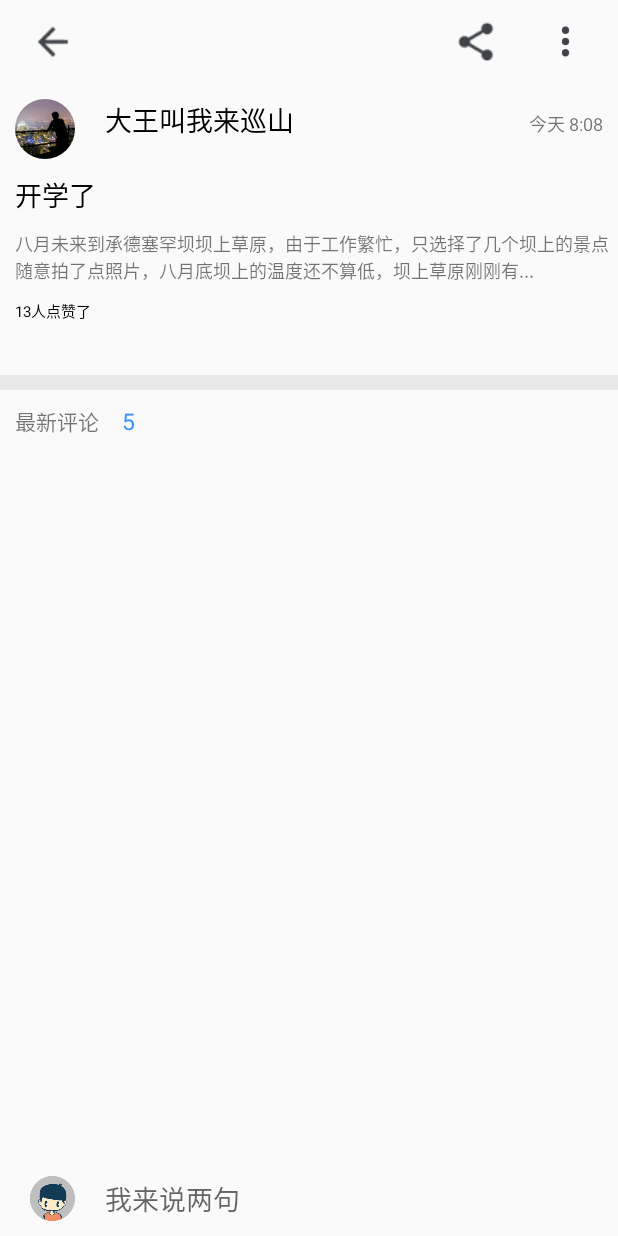
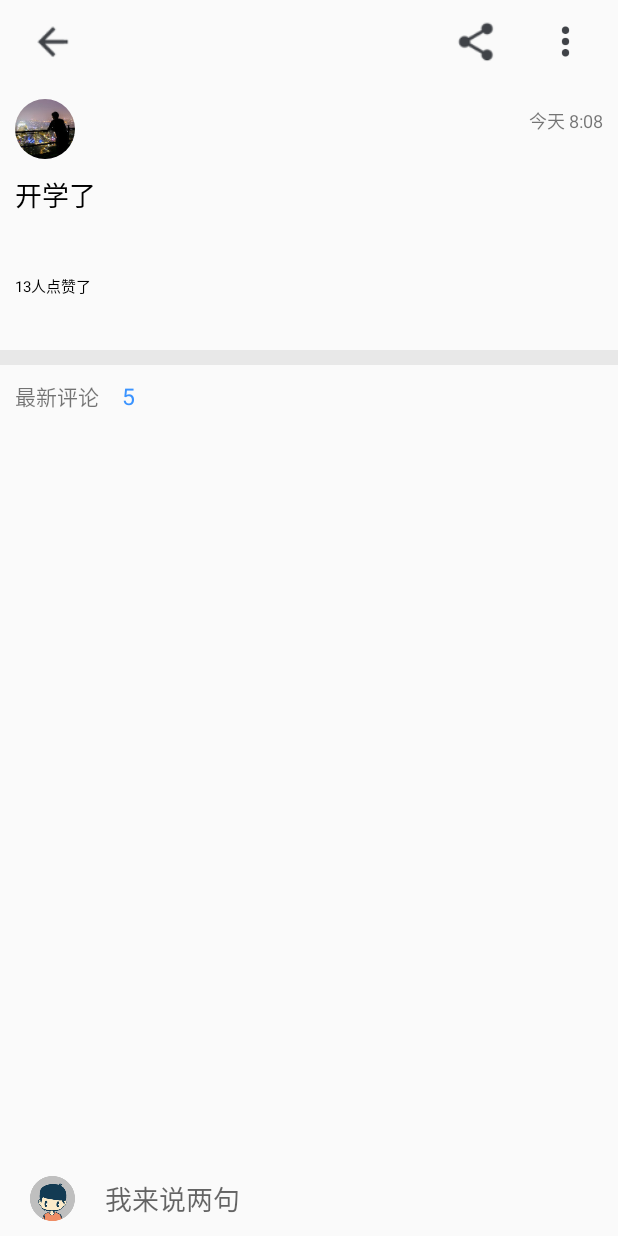
Before and after one commit to digtle/TeamWork, an Android app: the TeamNewAritcleActivity screen opened directly, with no data from a screen before it, on a phone screen of 412 x 824 dp. Run offline under Robolectric (Android 15) with nearby library versions, the phone set to English and light mode, and no system bars; our stand-ins replace ButterKnife, CircleImageView, Picasso; pictures from the network do not load.

Commit message:
星期日最终提交1

```diff
--- /dev/null
+++ b/digtle/src/main/java/com/phone1000/groupproject/customview/CustomExpanbleListView.java
@@ -0,0 +1,28 @@
+package com.phone1000.groupproject.customview;
+
+import android.content.Context;
+import android.util.AttributeSet;
+import android.widget.ExpandableListView;
+
+/**
+ * Created by ${USER_NAME} on 2016/9/18.
+ */
+public class CustomExpanbleListView extends ExpandableListView {
+    public CustomExpanbleListView(Context context) {
+        super(context);
+    }
+
+    public CustomExpanbleListView(Context context, AttributeSet attrs) {
+        super(context, attrs);
+    }
+
+    public CustomExpanbleListView(Context context, AttributeSet attrs, int defStyleAttr) {
+        super(context, attrs, defStyleAttr);
+    }
+    @Override
+    protected void onMeasure(int widthMeasureSpec, int heightMeasureSpec) {
+        int expandSpec = MeasureSpec.makeMeasureSpec(Integer.MAX_VALUE >> 2,
+                MeasureSpec.AT_MOST);
+        super.onMeasure(widthMeasureSpec, expandSpec);
+    }
+}
--- a/digtle/src/main/java/com/phone1000/groupproject/ui/TeamNewAritcleActivity.java
+++ b/digtle/src/main/java/com/phone1000/groupproject/ui/TeamNewAritcleActivity.java
@@ -12,6 +12,7 @@ import com.phone1000.groupproject.R;
 import com.phone1000.groupproject.adapter.ExpandListAdapter;
 import com.phone1000.groupproject.bean.CommentListBean;
 import com.phone1000.groupproject.bean.DigtleUrl;
+import com.phone1000.groupproject.customview.CustomExpanbleListView;
 import com.phone1000.groupproject.http.JsonHttpUtils;
 import com.phone1000.groupproject.view.IjsonView;
 
@@ -28,7 +29,7 @@ import butterknife.ButterKnife;
 
 public class TeamNewAritcleActivity extends AppCompatActivity implements IjsonView {
     @BindView(R.id.aritcle_detail_exlist)
-ExpandableListView expandableListView;
+    CustomExpanbleListView  expandableListView;
     @BindView(R.id.team_ariticle_back)
     ImageButton backImage;
     @BindView(R.id.team_ariticle_commend)
--- a/digtle/src/main/res/layout/a.xml
+++ b/digtle/src/main/res/layout/a.xml
@@ -18,7 +18,6 @@
                     android:layout_marginLeft="20dp"
                     android:layout_width="wrap_content"
                     android:layout_height="40dp"
-                    android:text="大王叫我来巡山"
                     android:textSize="18sp"
                     android:textColor="#000000"/>
             <TextView
@@ -48,14 +47,13 @@
             android:layout_height="wrap_content"
             android:layout_marginLeft="10dp"
             android:layout_marginTop="10dp"
-            android:text="八月未来到承德塞罕坝坝上草原，由于工作繁忙，只选择了几个坝上的景点随意拍了点照片，八月底坝上的温度还不算低，坝上草原刚刚有..."
-            android:textSize="12sp"/>
+            android:textSize="14sp"/>
         <com.phone1000.groupproject.customview.CustomListview
             android:id="@+id/pic_image_list"
             android:layout_below="@+id/article_summay"
             android:divider="@null"
             android:layout_width="match_parent"
-            android:layout_height="wrap_content"/>
+            android:layout_height="match_parent"/>
 
         <TextView
             android:id="@+id/thumbs_number_tv"
--- a/digtle/src/main/res/layout/activity_team_new_aritcle.xml
+++ b/digtle/src/main/res/layout/activity_team_new_aritcle.xml
@@ -37,7 +37,7 @@
             android:layout_toLeftOf="@id/team_ariticle_commend"
             android:layout_marginRight="30dp"/>
     </RelativeLayout>
-<ExpandableListView
+<com.phone1000.groupproject.customview.CustomExpanbleListView
     android:id="@+id/aritcle_detail_exlist"
     android:layout_below="@+id/team_actionbar_rl"
     android:layout_width="match_parent"
@@ -46,7 +46,7 @@
     android:layout_above="@+id/team_ariticle_comment_rl"
     >
 
-</ExpandableListView>
+</com.phone1000.groupproject.customview.CustomExpanbleListView>
     <RelativeLayout
         android:id="@+id/team_ariticle_comment_rl"
         android:layout_alignParentBottom="true"
--- a/digtle/src/main/res/layout/expandle_list_chilrd.xml
+++ b/digtle/src/main/res/layout/expandle_list_chilrd.xml
@@ -7,7 +7,7 @@
         android:layout_width="wrap_content"
         android:layout_height="match_parent"
         android:layout_marginLeft="60dp"
-        android:layout_marginRight="30dp"
+        android:layout_marginRight="10dp"
         android:paddingTop="5dp"
         android:paddingLeft="5dp"
         android:paddingRight="5dp"
--- a/digtle/src/main/res/layout/image_list_item.xml
+++ b/digtle/src/main/res/layout/image_list_item.xml
@@ -6,8 +6,8 @@
     android:id="@+id/image_item"
     android:layout_marginTop="10dp"
     android:adjustViewBounds="true"
-    android:minHeight="200dp"
+    android:minHeight="250dp"
     android:src="@drawable/article_default"
     android:layout_width="match_parent"
-    android:layout_height="wrap_content" />
+    android:layout_height="match_parent" />
 </LinearLayout>
--- a/digtle/src/main/res/layout/main_page_detail_headerview.xml
+++ b/digtle/src/main/res/layout/main_page_detail_headerview.xml
@@ -246,6 +246,7 @@
                     android:layout_height="wrap_content"
                     android:layout_below="@id/biaoti_tv"
                     android:layout_alignLeft="@id/biaoti_tv"
+                    android:layout_marginRight="30dp"
                     android:layout_toRightOf="@id/touxiang_civ"
                     android:textColor="#000000" />
 
@@ -291,6 +292,7 @@
                     android:layout_width="wrap_content"
                     android:layout_height="wrap_content"
                     android:layout_below="@id/biaoti2_tv"
+                    android:layout_marginRight="30dp"
                     android:layout_alignLeft="@id/biaoti2_tv"
                     android:layout_toRightOf="@id/touxiang2_civ"
                     android:textColor="#000000" />
@@ -337,6 +339,7 @@
                     android:layout_width="wrap_content"
                     android:layout_height="wrap_content"
                     android:layout_below="@id/biaoti3_tv"
+                    android:layout_marginRight="30dp"
                     android:layout_toRightOf="@id/touxiang3_civ"
                     android:layout_alignLeft="@id/biaoti3_tv"
                     android:textColor="#000000" />
```
Also changed, not shown: digtle/src/main/java/com/phone1000/groupproject/customview/CustomLinearLayout.java (added, +135 -0 lines), digtle/src/main/java/com/phone1000/groupproject/ui/GetDetailHeadView.java (+17 -3 lines), digtle/src/main/java/com/phone1000/groupproject/ui/MainPageDetailActivity.java (+6 -20 lines).
